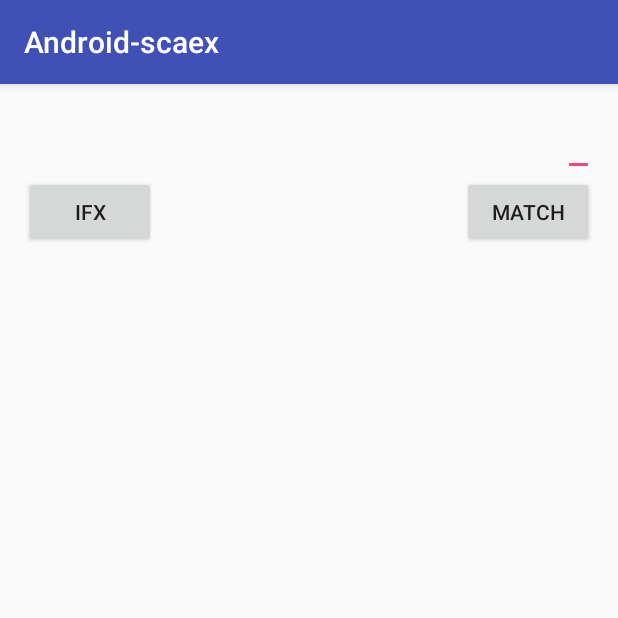
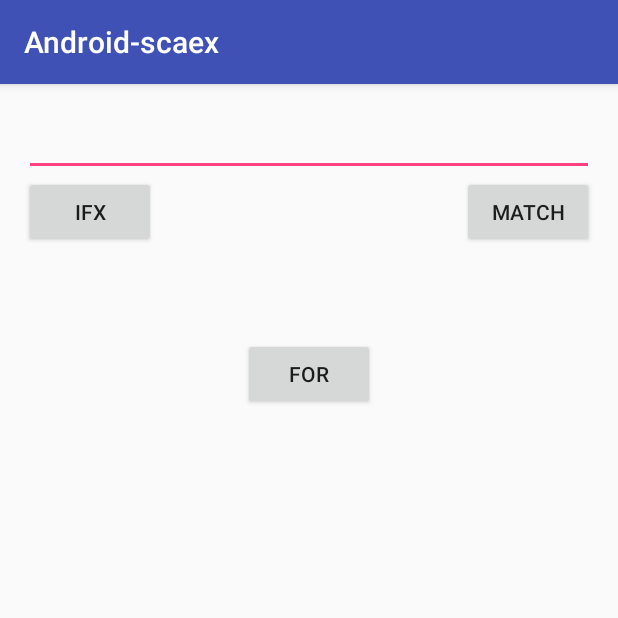
Before and after one commit to petitviolet/Android-scaex, an Android app: the screen it shows after launch (MainActivity), on a phone screen of 412 x 824 dp, the top half of it. Run offline under Robolectric (Android 15) with nearby library versions, the phone set to English and light mode, and no system bars.

Commit message:
implemented For-expression example

```diff
--- a/app/src/main/res/layout/activity_main.xml
+++ b/app/src/main/res/layout/activity_main.xml
@@ -17,7 +17,9 @@
         android:layout_alignParentEnd="true"
         android:layout_alignParentRight="true"
         android:layout_alignParentTop="true"
-        android:inputType="text"/>
+        android:inputType="text"
+        android:layout_alignParentLeft="true"
+        android:layout_alignParentStart="true" />
 
     <Button android:id="@+id/ifx"
             android:layout_width="wrap_content"
@@ -27,11 +29,20 @@
             android:layout_alignParentStart="true"
             android:text="IFx"/>
 
-    <Button android:id="@+id/match"
+    <Button
+        android:id="@+id/match"
+        android:layout_width="wrap_content"
+        android:layout_height="wrap_content"
+        android:layout_alignParentRight="true"
+        android:layout_alignParentEnd="true"
+        android:layout_below="@+id/edit_text"
+        android:text="Match" />
+
+    <Button android:id="@+id/forx"
             android:layout_width="wrap_content"
             android:layout_height="wrap_content"
-            android:layout_alignParentRight="true"
-            android:layout_alignParentEnd="true"
-            android:layout_below="@+id/edit_text"
-            android:text="Match"/>
+        android:text="For"
+        android:layout_marginTop="60dp"
+        android:layout_below="@+id/match"
+        android:layout_centerHorizontal="true" />
 </RelativeLayout>
```
Also changed, not shown: app/src/main/java/net/petitviolet/android_scaex/MainActivity.java (+30 -0 lines).
